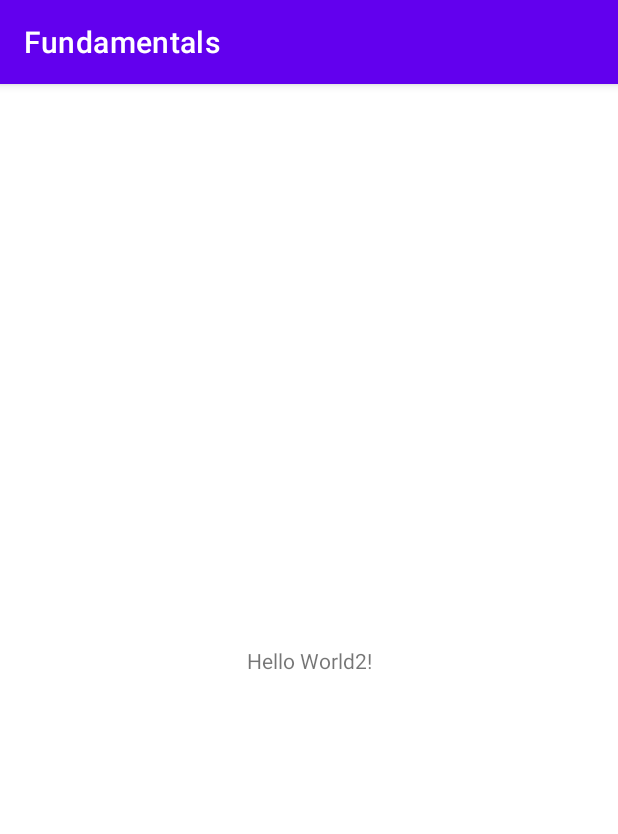
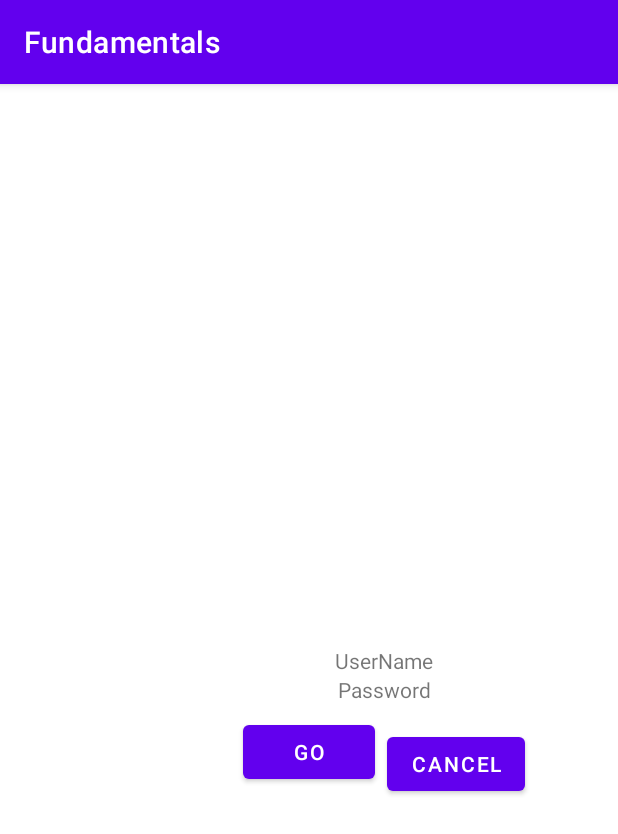
Before and after one commit to Jacobosr3/First, an Android app: the screen it shows after launch (MainActivity), on a phone screen of 412 x 824 dp. Shown: the top 834 px of the screen. Run offline under Robolectric (Android 15) with nearby library versions, the phone set to English and light mode, and no system bars.

Commit message:
commit button

```diff
--- a/app/src/main/res/layout/activity_main.xml
+++ b/app/src/main/res/layout/activity_main.xml
@@ -9,10 +9,42 @@
     <TextView
         android:layout_width="wrap_content"
         android:layout_height="wrap_content"
-        android:text="Hello World2!"
+        android:text="UserName"
+        android:id="@+id/username"
         app:layout_constraintBottom_toBottomOf="parent"
+        app:layout_constraintEnd_toEndOf="@+id/cancel"
+        app:layout_constraintStart_toStartOf="@id/ok"
+        app:layout_constraintTop_toTopOf="parent"
+        android:layout_margin="8dp"
+        />
+
+    <TextView
+        android:id="@+id/password"
+        android:layout_width="wrap_content"
+        android:layout_height="wrap_content"
+        android:text="Password"
+        app:layout_constraintTop_toBottomOf="@+id/username"
+        app:layout_constraintStart_toStartOf="@id/ok"
+        app:layout_constraintEnd_toEndOf="@id/cancel"
+         />
+    <Button
+        android:id="@+id/ok"
+        android:layout_width="wrap_content"
+        android:layout_height="wrap_content"
+        android:text="Go"
+        android:layout_margin="8dp"
+        app:layout_constraintTop_toBottomOf="@+id/password"
+        app:layout_constraintStart_toStartOf="parent"
         app:layout_constraintEnd_toEndOf="parent"
-        app:layout_constraintStart_toStartOf="parent"
-        app:layout_constraintTop_toTopOf="parent" />
+        />
+    <Button
+        android:id="@+id/cancel"
+        android:layout_width="wrap_content"
+        android:layout_height="wrap_content"
+        android:text="cancel"
+        android:layout_margin="8dp"
+        app:layout_constraintStart_toEndOf="@+id/ok"
+        app:layout_constraintTop_toTopOf="@id/ok"
+        />
 
 </androidx.constraintlayout.widget.ConstraintLayout>
```
